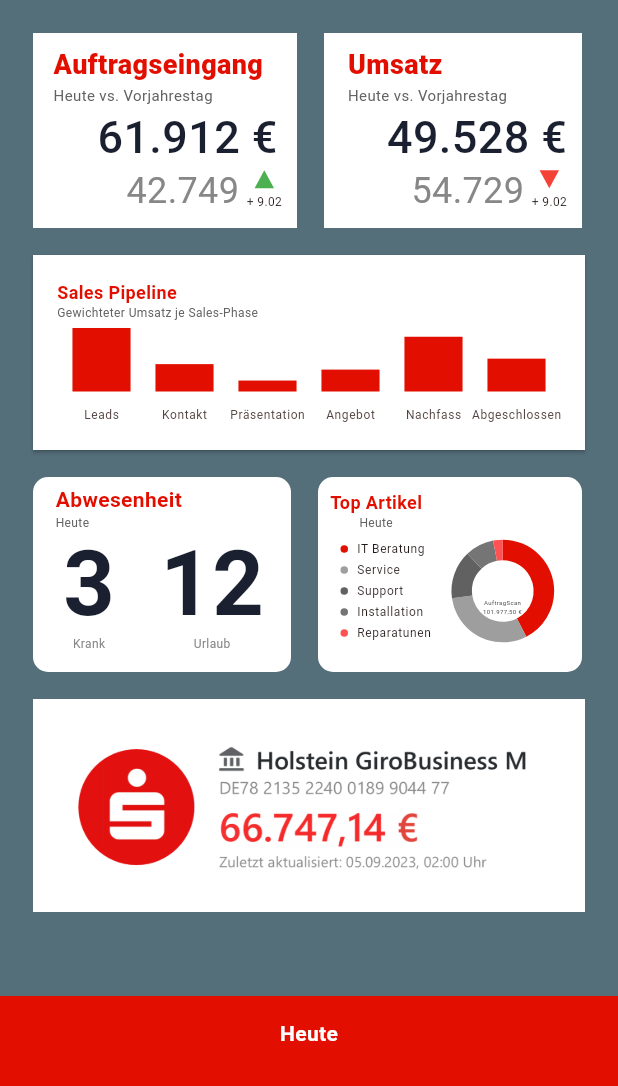
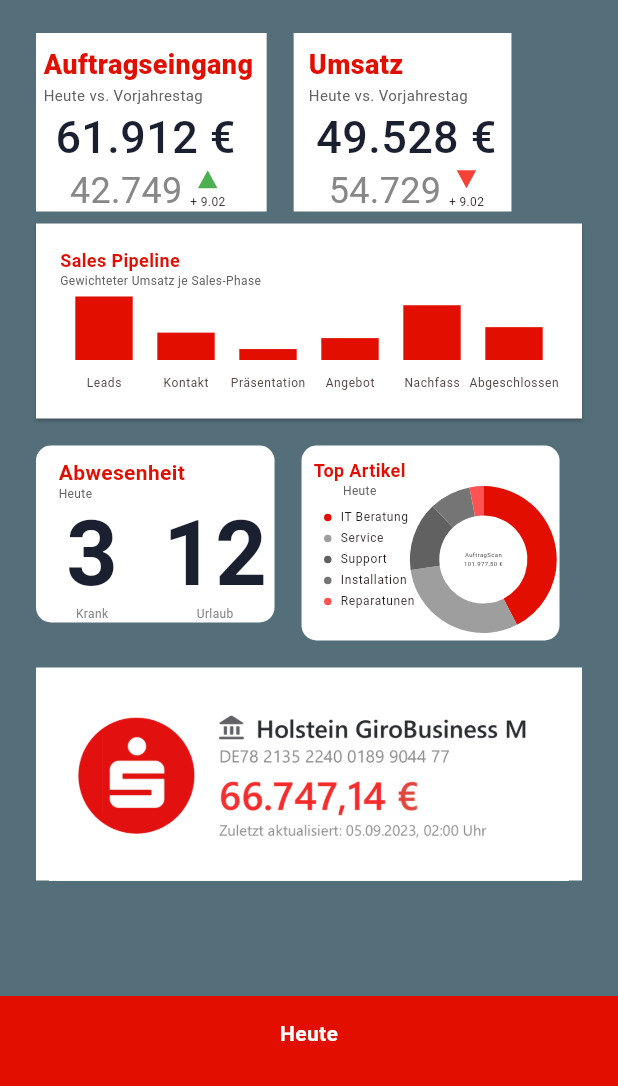
Before and after one commit to darshitsoftrefine/new_proj, a Flutter app: the screen it shows after launch, on a phone screen of 412 x 824 dp, the part 150-1236 px from its top. Run offline on Flutter 3.47's test engine with Material 3 defaults, Android fonts, the phone set to English and light mode, and no system bars; drawn by our look-alikes of reorderables; our stand-ins replace device_preview, get, syncfusion_flutter_charts.

Commit message:
Making the app responsive.

```diff
--- a/lib/views/custom_themes/custom_themes.dart
+++ b/lib/views/custom_themes/custom_themes.dart
@@ -24,8 +24,8 @@ class CustomTheme {
 }
 
 class CustomColor {
-  static const mainColor = Color(0xFFE20F00); //green
-  static const secondaryColor = Color(0xFF878787); //white
+  static const mainColor = Color(0xFFE20F00); //red
+  static const secondaryColor = Color(0xFF878787); //grey
   // static const authButtonColor = Color(0xFF13B58C);
   // static const customBlack = Color(0xFF4F4F4F);
   // static const productTextBlack = Color(0xFF4A4A4A);
--- a/lib/views/custom_widgets/custom_widgets.dart
+++ b/lib/views/custom_widgets/custom_widgets.dart
@@ -29,9 +29,10 @@ class CustomWidgets{
                 transition: Transition.downToUp,
               );
             },
-            child: SizedBox(
-              height: 138,
-              width: 184,
+            child: Flex(
+              direction: Axis.horizontal,
+              children: [
+                SizedBox(
                   child: Card(
                     elevation: 0.0,
                     shape: const RoundedRectangleBorder(
@@ -39,7 +40,7 @@ class CustomWidgets{
                     ),
                     color: Colors.white,
                     child: Padding(
-                  padding: const EdgeInsets.only(top: 8.0, right: 5),
+                      padding: const EdgeInsets.only(top: 8.0, right: 5, left: 5),
                       child: Column(
                         children: [
                           Padding(
@@ -90,6 +91,8 @@ class CustomWidgets{
                       ),
                     ),
                   ),
+                ),
+              ],
             ),
           ),
           const SizedBox(width: 10,),
@@ -161,8 +164,11 @@ class CustomWidgets{
     );
   }
 
-  Column rowCard1(){
-    return Column(
+  SingleChildScrollView rowCard1(){
+    return SingleChildScrollView(
+      scrollDirection: Axis.horizontal,
+      child: Row(
+        mainAxisAlignment: MainAxisAlignment.center,
         children: [
           GestureDetector(
             onTap: (){
@@ -170,9 +176,10 @@ class CustomWidgets{
                 transition: Transition.downToUp,
               );
             },
-          child: SizedBox(
-            height: 138,
-            width: 180,
+            child: Flex(
+              direction: Axis.horizontal,
+              children: [
+                SizedBox(
                   child: Card(
                     elevation: 0.0,
                     shape: const RoundedRectangleBorder(
@@ -180,7 +187,7 @@ class CustomWidgets{
                     ),
                     color: Colors.white,
                     child: Padding(
-                padding: const EdgeInsets.only(top: 8.0, right: 10),
+                      padding: const EdgeInsets.only(top: 8.0, right: 5, left: 10),
                       child: Column(
                         children: [
                           Padding(
@@ -226,9 +233,13 @@ class CustomWidgets{
                     ),
                   ),
                 ),
+              ],
             ),
+          ),
+          const SizedBox(width: 10,),
           const SizedBox(height: 10,),
         ],
+      ),
     );
   }
   SingleChildScrollView circularCard(){
@@ -243,9 +254,10 @@ class CustomWidgets{
                   transition: Transition.downToUp
               );
             },
-            child: SizedBox(
-              height: 138,
-              width: 180,
+            child: Flex(
+              direction: Axis.horizontal,
+              children: [
+                SizedBox(
                   child: Card(
                     elevation: 0.0,
                     shape: RoundedRectangleBorder(
@@ -253,12 +265,12 @@ class CustomWidgets{
                     ),
                     color: Colors.white,
                     child: Padding(
-                  padding: const EdgeInsets.only(top: 5.0, left: 15, right: 5, bottom: 0),
+                      padding: const EdgeInsets.only(top: 8.0, left: 15, right: 5, bottom: 0),
                       child: Column(
                         crossAxisAlignment: CrossAxisAlignment.start,
                         children: [
                           const Text("Abwesenheit", style: TextStyle(color: Color(0xFFE20F00), fontWeight: FontWeight.w700),),
-                      Text("Heute", style: TextStyle(color: Colors.grey[700], fontSize: 8.0),),
+                          Text("Heute", style: TextStyle(color: Colors.grey[700], fontSize: 8.0, height: 0),),
                           const Padding(
                             padding: EdgeInsets.only(left: 5.0,),
                             child: Row(
@@ -285,6 +297,8 @@ class CustomWidgets{
                       ),
                     ),
                   ),
+                ),
+              ],
             ),
           ),
           const SizedBox(width: 10,),
@@ -387,8 +401,10 @@ class CustomWidgets{
     );
   }
 
-  Column circularCard1(){
-    return Column(
+  SingleChildScrollView circularCard1(){
+    return SingleChildScrollView(
+      scrollDirection: Axis.horizontal,
+      child: Column(
         children: [
           GestureDetector(
             onTap: (){
@@ -396,9 +412,11 @@ class CustomWidgets{
                   transition: Transition.downToUp
               );
             },
-          child: SizedBox(
+            child: Column(
+              children: [
+                SizedBox(
                   height: 138,
-            width: 184,
+                  width: 180,
                   child: Card(
                       elevation: 0.0,
                       shape: RoundedRectangleBorder(
@@ -409,8 +427,6 @@ class CustomWidgets{
                         children: [
                           Padding(
                             padding: const EdgeInsets.only(left: 8.0, right: 8.0, top: 8.0, bottom: 16),
-                      child: SizedBox(
-                        height: 100,
                             child: Column(
                               children: [
                                 const Text("Top Artikel", style: TextStyle(color: Color(0xFFE20F00), fontWeight: FontWeight.bold, fontSize: 12),),
@@ -418,8 +434,30 @@ class CustomWidgets{
                               ],
                             ),
                           ),
+                          SfCircularChart(
+                            annotations: <CircularChartAnnotation>[
+                              CircularChartAnnotation(
+                                  widget: const Column(
+                                    mainAxisAlignment: MainAxisAlignment.center,
+                                    crossAxisAlignment: CrossAxisAlignment.center,
+                                    children: [
+                                      Text(
+                                        'AuftragScan',
+                                        style: TextStyle(
+                                          fontSize: 4,
+                                          color: Colors.black,
                                         ),
-                    SfCircularChart(
+                                      ),
+                                      Text(
+                                        '101.977,50 \u{20AC}',
+                                        style: TextStyle(
+                                          fontSize: 4,
+                                          color: Colors.black,
+                                        ),
+                                      ),
+                                    ],
+                                  ),)
+                            ],
                             legend: const Legend(
                                 padding: 10,
                                 itemPadding: 3.0,
@@ -441,60 +479,36 @@ class CustomWidgets{
                                 dataSource: chartData,
                                 xValueMapper: (ChartData data, _) => data.month,
                                 yValueMapper: (ChartData data, _) => data.sales,
+                                pointColorMapper: (ChartData data, _) => data.color,
                                 legendIconType: LegendIconType.circle,
-                          // radius: '100%',
+                                radius: '120%',
                                 innerRadius: '60%',
                                 explode: true,
-                          explodeAll: true,
-                          //explodeAll: true,
-                          pointColorMapper: (ChartData data, _) => data.color,
+                                explodeAll: true
                                 //dataLabelSettings: DataLabelSettings(isVisible: true),
                               )
                             ],
-                      //legend: Legend(isVisible: true),
                           ),
-                    const Padding(
-                      padding: EdgeInsets.only(right: 40.0, top: 45),
-                      child: Align(
-                        alignment: Alignment.bottomRight,
-                        child: Column(
-                          mainAxisAlignment: MainAxisAlignment.center,
-                          crossAxisAlignment: CrossAxisAlignment.center,
-                          children: [
-                            Text(
-                              'AuftragScan',
-                              style: TextStyle(
-                                fontSize: 4,
-                                color: Colors.black,
-                              ),
-                            ),
-                            Text(
-                              '101.977,50 \u{20AC}',
-                              style: TextStyle(
-                                fontSize: 4,
-                                color: Colors.black,
+                        ],
+                      )
                   ),
                 ),
               ],
             ),
           ),
-                    ),
-                  ],
-                )
-            ),
-          ),
-        ),
           const SizedBox(height: 10,),
         ],
+      ),
     );
   }
 
-  Column barChartCard(String? text){
-    return Column(
+  Flex barChartCard(String? text){
+    return Flex(
+      direction: Axis.vertical,
       children: [
         SizedBox(
           height: 138,
-          width: 378,
+          width: 373,
           child: Card(
             shape: const RoundedRectangleBorder(
             ),
@@ -575,9 +589,12 @@ class CustomWidgets{
             transition: Transition.downToUp
         );
       },
-      child: SizedBox(
+      child: Flex(
+        direction: Axis.vertical,
+        children: [
+          SizedBox(
             height: 150,
-        width: 378,
+            width: 375,
             child: Card(
               elevation: 0.0,
               shape: const RoundedRectangleBorder(
@@ -586,6 +603,8 @@ class CustomWidgets{
               color: Colors.white,
               child: Image.asset("assets/images/chart.png", width: double.infinity, height: double.infinity,),
             ),
+          ),
+        ],
       ),
     );
   }
--- a/lib/views/home_screen/home_screen.dart
+++ b/lib/views/home_screen/home_screen.dart
@@ -12,6 +12,8 @@ class HomeScreen extends StatefulWidget {
 }
 
 class _HomeScreenState extends State<HomeScreen> {
+
+
 
   List<Widget> dragCard = [
     CustomWidgets().rowCard(),
@@ -34,8 +36,8 @@ class _HomeScreenState extends State<HomeScreen> {
           width: MediaQuery.of(context).size.width / 2,
           height: MediaQuery.of(context).size.width / 2,),
       ),
-      body: Padding(padding: const EdgeInsets.all(18.0),
-        child: SingleChildScrollView(
+      body: SafeArea(
+        child: Padding(padding: const EdgeInsets.symmetric(vertical: 18.0, horizontal: 20.0),
           child: ReorderableWrap(
             children: dragCard,
             onReorder: (oldIndex, newIndex) {
@@ -45,8 +47,8 @@ class _HomeScreenState extends State<HomeScreen> {
               });
             },
           ),
-        ),
-        ),
+          ),
+      ),
       bottomNavigationBar: bottomBar(),
     );
   }
```
Lines whose indentation alone changed are shown as unchanged.
